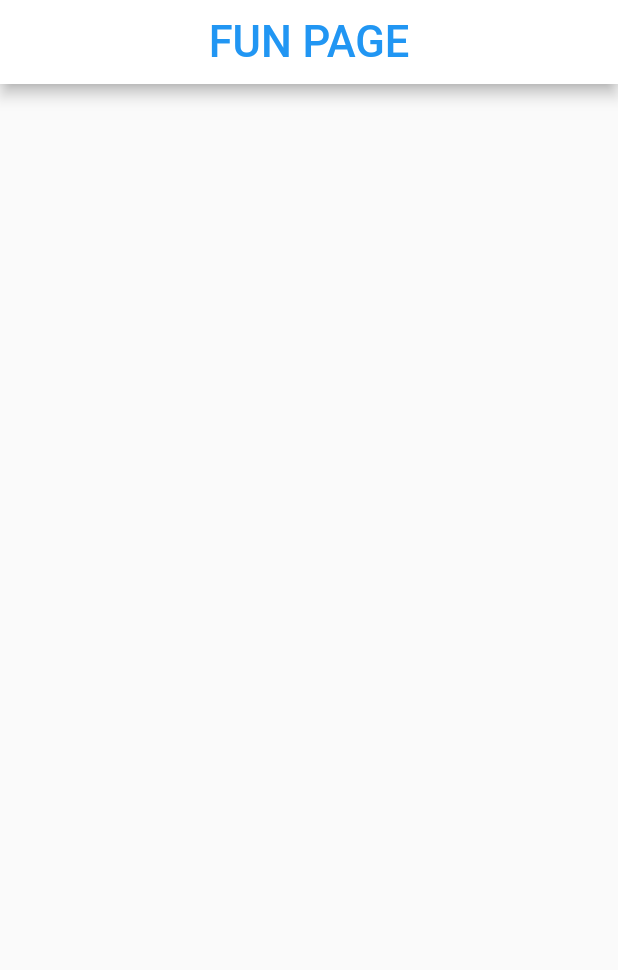
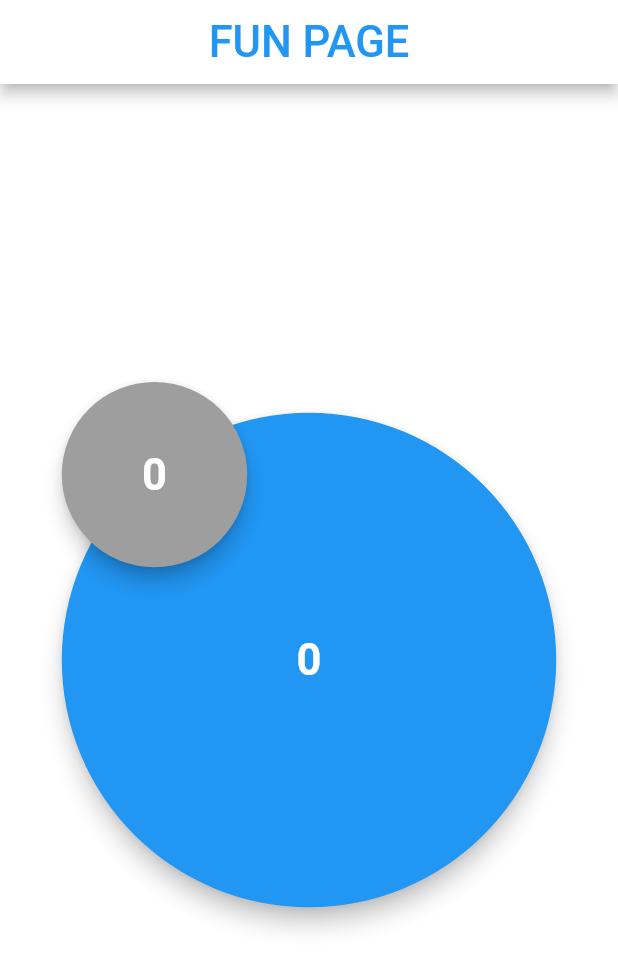
Before and after one commit to Lovric348/BLoC_learning, a Flutter app: the screen it shows after launch, on a phone screen of 412 x 824 dp. Shown: the top 970 px of the screen. Run offline on Flutter 3.47's test engine with Material 2 defaults, Android fonts, the phone set to English and light mode, and no system bars; our stand-ins replace bloc, equatable, flutter_bloc.

Commit message:
Fifth commit

```diff
--- a/lib/presentation/screens/fun_page.dart
+++ b/lib/presentation/screens/fun_page.dart
@@ -9,6 +9,8 @@ class FunPage extends StatelessWidget {
 
   @override
   Widget build(BuildContext context) {
+    final double screenWidth = MediaQuery.of(context).size.width;
+    final double screenHeight = MediaQuery.of(context).size.height;
     return BlocProvider(
       create: (context) => ColorsBloc(),
       child: MaterialApp(
@@ -16,6 +18,7 @@ class FunPage extends StatelessWidget {
         home: BlocBuilder<ColorsBloc, ColorsState>(
          builder: (BuildContext context, state) {
           return Scaffold(
+            backgroundColor: state.color,
             appBar: AppBar(
               backgroundColor: state.color,
               centerTitle: true,
@@ -26,6 +29,59 @@ class FunPage extends StatelessWidget {
                   fontSize: 29,
                 ),),
             ),
+            body: Container(
+              height: screenHeight*1,
+              width: screenWidth*1,
+              child: Stack(
+                children: [
+
+                  Align(
+                    alignment: Alignment.center,
+                    child: Container(
+                      width: screenWidth*0.8,
+                      height: screenHeight*0.6,
+                      child: Stack(
+                        children: [
+                        SizedBox(
+                          width: screenWidth*1,
+                          height: screenHeight*1,
+                          child: FloatingActionButton(
+                            child: Text(
+                              "${state.number}",
+                              style: TextStyle(
+                                fontSize: 29,
+                                fontWeight: FontWeight.bold,
+                              ) ,),
+                            onPressed: (){
+                              context.read<ColorsBloc>().add(ColorChangeEvent());
+                            },
+                            splashColor: Color.fromARGB(255, 6, 84, 147),
+                            ),
+                        ),
+                        SizedBox(
+
+                          width: screenWidth*0.3,
+                          height: screenHeight*0.3,
+                          child: FloatingActionButton(
+                            child: Text(
+                              '0',
+                              style: TextStyle(
+                                fontSize: 29,
+                                fontWeight: FontWeight.bold,
+                              ),),
+                            splashColor: Colors.black87,
+                            elevation: 5,
+                            backgroundColor: Colors.grey,
+                            onPressed: (){}
+                            ),
+                        ),
+                          ],
+                      ),
+                    ),
+                  ),
+                ],
+              ),
+            ),
           );
 
          }),
```
